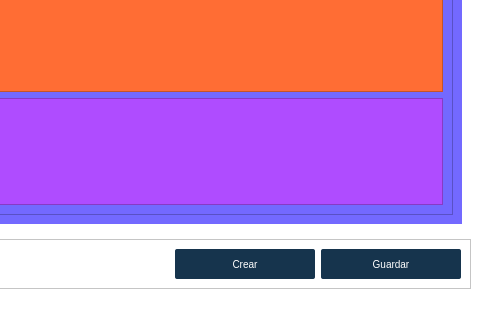
First picture: the form in app/ui/Expediente.ui, repository AlejaRosero/TUA-ACTUALIZADO, before the edit; both pictures show x 279 to 759 and y 280 to 600 of the 759 by 600 pixel window.
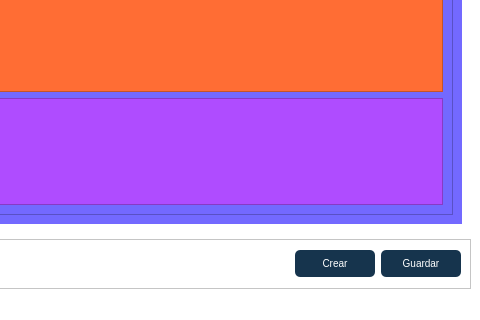
Second picture: the form after the edit. Icons and pictures are not drawn.

Patch:
```diff
--- a/app/ui/Expediente.ui
+++ b/app/ui/Expediente.ui
@@ -62,8 +62,8 @@
          </property>
          <property name="minimumSize">
           <size>
-           <width>140</width>
-           <height>30</height>
+           <width>80</width>
+           <height>27</height>
           </size>
          </property>
          <property name="cursor">
@@ -72,7 +72,7 @@
          <property name="styleSheet">
           <string notr="true">QPushButton {
     background-color: #16344D; /* Color de fondo */
-    border-radius: 2px; /* Bordes redondeados */
+    border-radius: 5px; /* Bordes redondeaados */
     color: white; /* Color del texto */
     padding: 5px 10px; /* Espaciado interno */
     border: none; /* Elimina el borde predeterminado */
@@ -111,8 +111,8 @@
          </property>
          <property name="minimumSize">
           <size>
-           <width>140</width>
-           <height>30</height>
+           <width>80</width>
+           <height>27</height>
           </size>
          </property>
          <property name="cursor">
@@ -121,7 +121,7 @@
          <property name="styleSheet">
           <string notr="true">QPushButton {
     background-color: #16344D; /* Color de fondo */
-    border-radius: 2px; /* Bordes redondeados */
+    border-radius: 5px; /* Bordes redondeaados */
     color: white; /* Color del texto */
     padding: 5px 10px; /* Espaciado interno */
     border: none; /* Elimina el borde predeterminado */
@@ -137,7 +137,7 @@
 }
 
 QPushButton::icon {
-    padding-right: 10px; /* Espaciado entre el icono y el texto */
+    padding-right: 5px; /* Espaciado entre el icono y el texto */
 }
 </string>
          </property>
```
Left out of the diff: 6 changed lines with no effect on the pictures.
